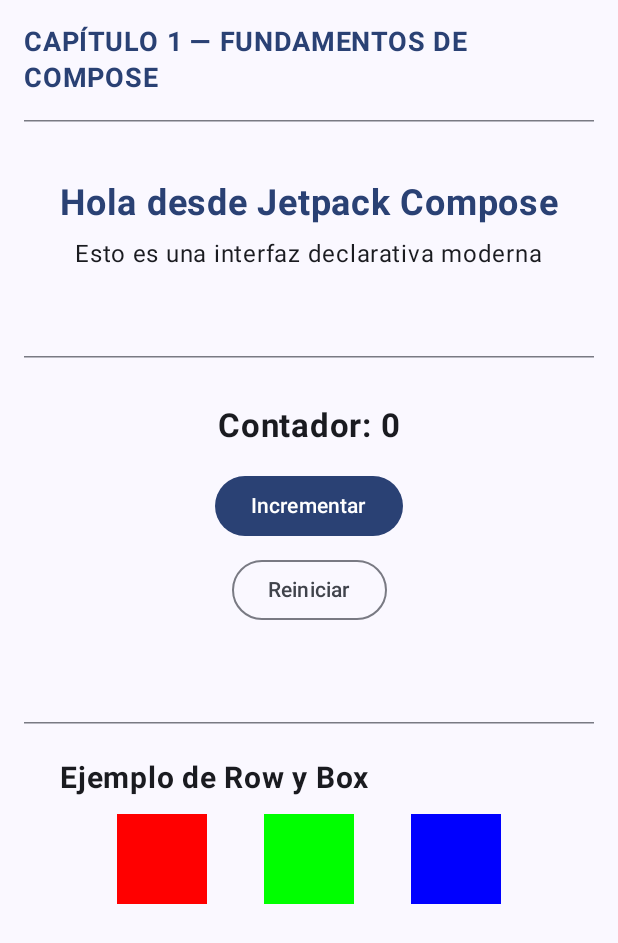
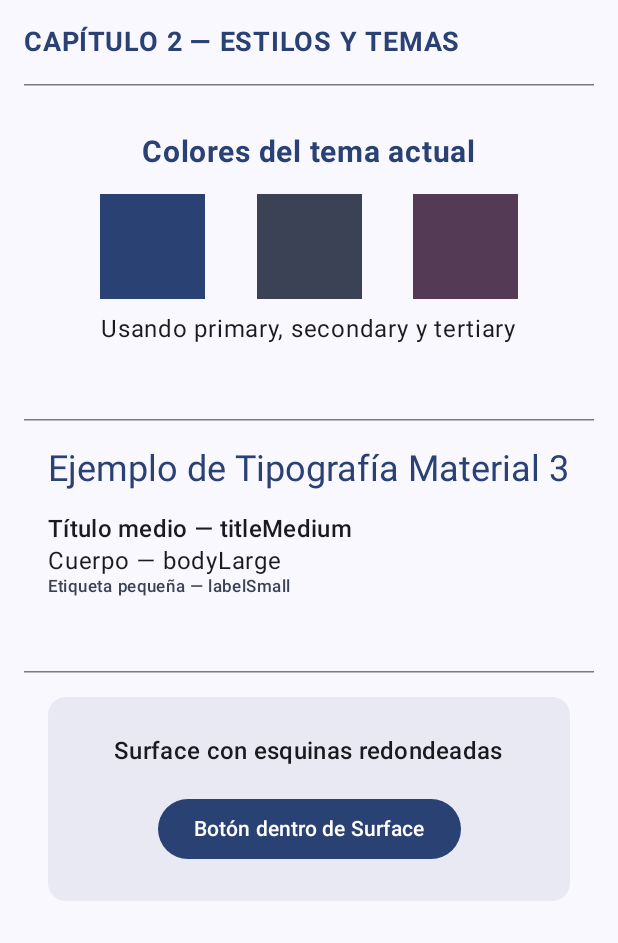
Before and after one commit to EdwardNavarroAs/Kotlin, an Android app built with Jetpack Compose: the screen it shows after launch (MainActivity), on a phone screen of 412 x 824 dp. Shown: the top 943 px of the screen. Run offline under Robolectric (Android 15) with nearby library versions, the phone set to English and light mode, and no system bars.

Commit message:
Capitulo 5 Jetpack Compose: estilos, colores y tipografia

```diff
--- /dev/null
+++ b/05_jetpack_compose/app/src/main/java/com/example/jetpackcompose/Capitulo2_EstilosYTemas.kt
@@ -0,0 +1,255 @@
+package com.example.jetpackcompose
+
+/*
+────────────────────────────────────────────────────────────
+CAPÍTULO 2 — ESTILOS, COLORES Y TIPOGRAFÍA EN JETPACK COMPOSE
+────────────────────────────────────────────────────────────
+
+OBJETIVO DEL CAPÍTULO
+──────────────────────
+Comprender cómo Jetpack Compose implementa el sistema de temas (MaterialTheme)
+y cómo aplicar estilos visuales coherentes en toda la aplicación.
+
+✔ Uso de MaterialTheme y su estructura interna:
+     - colorScheme → Colores principales del tema.
+     - typography → Fuentes, tamaños y pesos.
+     - shapes → Formas de botones, tarjetas, etc.
+
+✔ Creación de temas personalizados (Light / Dark).
+✔ Aplicación de colores y tipografía a Text, Button y Surface.
+✔ Diferencia entre estilo local y estilo global.
+
+────────────────────────────────────────────────────────────
+INTRODUCCIÓN: ¿QUÉ ES UN TEMA EN COMPOSE?
+────────────────────────────────────────────────────────────
+Un "tema" define la identidad visual completa de una app:
+    🎨 Colores → primario, secundario, fondo, superficie, texto, etc.
+    ✍️ Tipografía → fuentes, tamaños y pesos coherentes.
+    🟪 Formas → esquinas redondeadas, elevaciones, bordes.
+
+MaterialTheme centraliza estos estilos, de modo que cada componente
+(MaterialButton, Card, Text, etc.) hereda automáticamente el aspecto del tema.
+
+────────────────────────────────────────────────────────────
+ESTRUCTURA DE ESTE ARCHIVO
+────────────────────────────────────────────────────────────
+1) Introducción práctica al tema global.
+2) Uso de colores del tema (MaterialTheme.colorScheme).
+3) Tipografía con MaterialTheme.typography.
+4) Formas y superficies (MaterialTheme.shapes).
+5) Ejemplo completo integrando color, texto y botones.
+────────────────────────────────────────────────────────────
+*/
+
+import androidx.compose.foundation.background
+import androidx.compose.foundation.layout.*
+import androidx.compose.material3.*
+import androidx.compose.runtime.Composable
+import androidx.compose.ui.Alignment
+import androidx.compose.ui.Modifier
+import androidx.compose.ui.graphics.Color
+import androidx.compose.ui.text.font.FontWeight
+import androidx.compose.ui.tooling.preview.Preview
+import androidx.compose.ui.unit.dp
+import androidx.compose.ui.unit.sp
+import com.example.jetpackcompose.ui.theme.JetpackComposeTheme
+
+/*
+────────────────────────────────────────────────────────────
+SECCIÓN 1 — USO BÁSICO DE MaterialTheme.colorScheme
+────────────────────────────────────────────────────────────
+MaterialTheme.colorScheme es una paleta de colores que compone automáticamente
+los tonos adecuados para fondo, texto, superficies y acentos.
+
+ColorScheme contiene:
+  - primary / onPrimary → color principal y su color de texto.
+  - secondary / onSecondary → color secundario.
+  - background / onBackground → fondo general y texto sobre él.
+  - surface / onSurface → colores de tarjetas, botones, etc.
+────────────────────────────────────────────────────────────
+*/
+@Composable
+fun SeccionColores() {
+    Column(
+        modifier = Modifier
+            .fillMaxWidth()
+            .padding(16.dp),
+        horizontalAlignment = Alignment.CenterHorizontally
+    ) {
+        Text(
+            text = "Colores del tema actual",
+            fontWeight = FontWeight.Bold,
+            color = MaterialTheme.colorScheme.primary,
+            fontSize = 20.sp
+        )
+        Spacer(modifier = Modifier.height(16.dp))
+
+        // Ejemplo de superficies coloreadas
+        Row(
+            modifier = Modifier.fillMaxWidth(),
+            horizontalArrangement = Arrangement.SpaceEvenly
+        ) {
+            Box(
+                modifier = Modifier
+                    .size(70.dp)
+                    .background(MaterialTheme.colorScheme.primary)
+            )
+            Box(
+                modifier = Modifier
+                    .size(70.dp)
+                    .background(MaterialTheme.colorScheme.secondary)
+            )
+            Box(
+                modifier = Modifier
+                    .size(70.dp)
+                    .background(MaterialTheme.colorScheme.tertiary)
+            )
+        }
+
+        Spacer(modifier = Modifier.height(8.dp))
+        Text(
+            text = "Usando primary, secondary y tertiary",
+            color = MaterialTheme.colorScheme.onBackground
+        )
+    }
+}
+
+/*
+────────────────────────────────────────────────────────────
+SECCIÓN 2 — TIPOGRAFÍA CON MaterialTheme.typography
+────────────────────────────────────────────────────────────
+El sistema tipográfico define jerarquías visuales coherentes.
+MaterialTheme.typography incluye estilos como:
+  - headlineLarge, titleMedium, bodySmall, labelLarge, etc.
+
+Puedes usarlos directamente o crear tus propios estilos.
+────────────────────────────────────────────────────────────
+*/
+@Composable
+fun SeccionTipografia() {
+    Column(
+        modifier = Modifier
+            .fillMaxWidth()
+            .padding(16.dp)
+    ) {
+        Text(
+            text = "Ejemplo de Tipografía Material 3",
+            style = MaterialTheme.typography.headlineSmall,
+            color = MaterialTheme.colorScheme.primary
+        )
+        Spacer(modifier = Modifier.height(12.dp))
+        Text(
+            text = "Título medio — titleMedium",
+            style = MaterialTheme.typography.titleMedium
+        )
+        Text(
+            text = "Cuerpo — bodyLarge",
+            style = MaterialTheme.typography.bodyLarge
+        )
+        Text(
+            text = "Etiqueta pequeña — labelSmall",
+            style = MaterialTheme.typography.labelSmall,
+            color = MaterialTheme.colorScheme.secondary
+        )
+    }
+}
+
+/*
+────────────────────────────────────────────────────────────
+SECCIÓN 3 — FORMAS Y SUPERFICIES (MaterialTheme.shapes)
+────────────────────────────────────────────────────────────
+`Surface` es un contenedor Material que respeta el color, la forma
+y la elevación definidas por el tema.
+
+MaterialTheme.shapes define las esquinas redondeadas y estilos
+aplicables a botones, tarjetas, diálogos, etc.
+────────────────────────────────────────────────────────────
+*/
+@Composable
+fun SeccionSuperficiesYFormas() {
+    Surface(
+        modifier = Modifier
+            .fillMaxWidth()
+            .padding(16.dp),
+        shape = MaterialTheme.shapes.medium,
+        color = MaterialTheme.colorScheme.surface,
+        tonalElevation = 3.dp // agrega una leve elevación visual
+    ) {
+        Column(
+            modifier = Modifier.padding(24.dp),
+            horizontalAlignment = Alignment.CenterHorizontally
+        ) {
+            Text(
+                text = "Surface con esquinas redondeadas",
+                style = MaterialTheme.typography.titleMedium,
+                color = MaterialTheme.colorScheme.onSurface
+            )
+            Spacer(modifier = Modifier.height(16.dp))
+            Button(onClick = { }) {
+                Text("Botón dentro de Surface")
+            }
+        }
+    }
+}
+
+/*
+────────────────────────────────────────────────────────────
+SECCIÓN 4 — PANTALLA COMPLETA DEL CAPÍTULO 2
+────────────────────────────────────────────────────────────
+Integramos colores, tipografía y superficies para demostrar
+cómo los temas afectan automáticamente a todos los componentes.
+
+Más adelante veremos cómo crear temas personalizados
+en la carpeta `ui/theme`.
+────────────────────────────────────────────────────────────
+*/
+@Composable
+fun Capitulo2_TemasYEstilos() {
+    Surface(
+        modifier = Modifier.fillMaxSize(),
+        color = MaterialTheme.colorScheme.background
+    ) {
+        Column(
+            modifier = Modifier
+                .fillMaxSize()
+                .padding(16.dp)
+        ) {
+            Text(
+                text = "CAPÍTULO 2 — ESTILOS Y TEMAS",
+                fontSize = 18.sp,
+                fontWeight = FontWeight.Bold,
+                color = MaterialTheme.colorScheme.primary
+            )
+
+            Spacer(modifier = Modifier.height(16.dp))
+            HorizontalDivider(thickness = 1.dp)
+
+            Spacer(modifier = Modifier.height(16.dp))
+            SeccionColores()
+
+            Spacer(modifier = Modifier.height(32.dp))
+            HorizontalDivider(thickness = 1.dp)
+            SeccionTipografia()
+
+            Spacer(modifier = Modifier.height(32.dp))
+            HorizontalDivider(thickness = 1.dp)
+            SeccionSuperficiesYFormas()
+        }
+    }
+}
+
+/*
+────────────────────────────────────────────────────────────
+VISTA PREVIA COMPLETA DEL CAPÍTULO 2
+────────────────────────────────────────────────────────────
+Permite previsualizar el tema aplicado a todos los elementos
+sin ejecutar la app en un emulador.
+────────────────────────────────────────────────────────────
+*/
+@Preview(showBackground = true, showSystemUi = true)
+@Composable
+fun PreviewCapitulo2() {
+    JetpackComposeTheme {
+        Capitulo2_TemasYEstilos()
+    }
+}
--- a/05_jetpack_compose/app/src/main/java/com/example/jetpackcompose/MainActivity.kt
+++ b/05_jetpack_compose/app/src/main/java/com/example/jetpackcompose/MainActivity.kt
@@ -28,7 +28,8 @@
                     color = MaterialTheme.colorScheme.background
                 ) {
                     //EjemploBasico()
-                    Capitulo1_Fundamentos()
+                    //Capitulo1_Fundamentos()
+                    Capitulo2_TemasYEstilos()
                 }
             }
         }
@@ -60,6 +61,7 @@
 fun EjemploBasicoPreview() {
     JetpackComposeTheme {
         //EjemploBasico()
-        Capitulo1_Fundamentos()
+        //Capitulo1_Fundamentos()
+        Capitulo2_TemasYEstilos()
     }
 }
```
